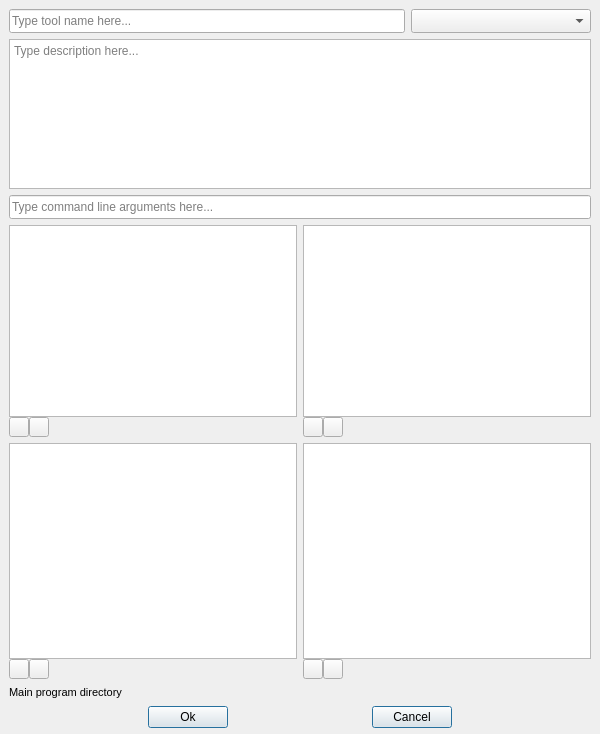
Qt form spinetoolbox/ui/tool_template_form.ui (spine-tools/Spine-Toolbox) before a commit.
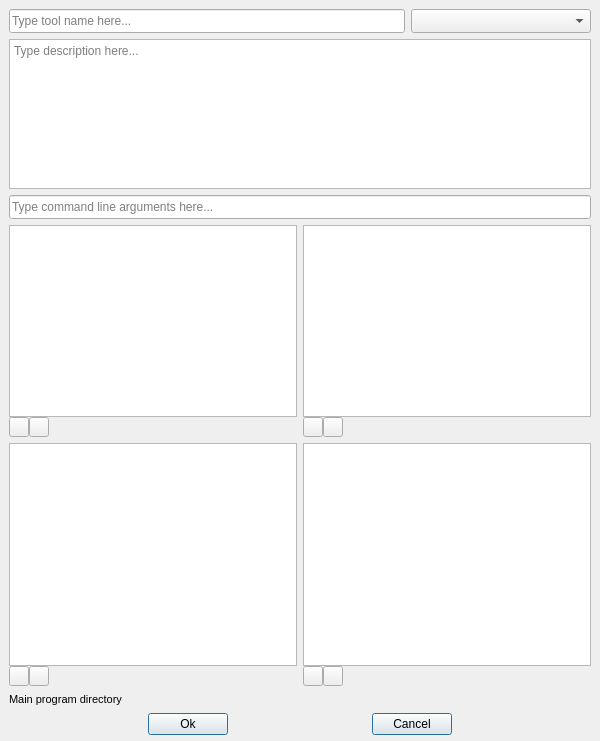
The same form after that commit. Icons and pictures are not drawn. Custom widgets are drawn as their Qt base class.

The edit to the form file:
```diff
--- a/spinetoolbox/ui/tool_template_form.ui
+++ b/spinetoolbox/ui/tool_template_form.ui
@@ -30,7 +30,7 @@
     <x>0</x>
     <y>0</y>
     <width>600</width>
-    <height>734</height>
+    <height>741</height>
    </rect>
   </property>
   <property name="sizePolicy">
```
Left out of the diff: 18 changed lines with no effect on the pictures.
